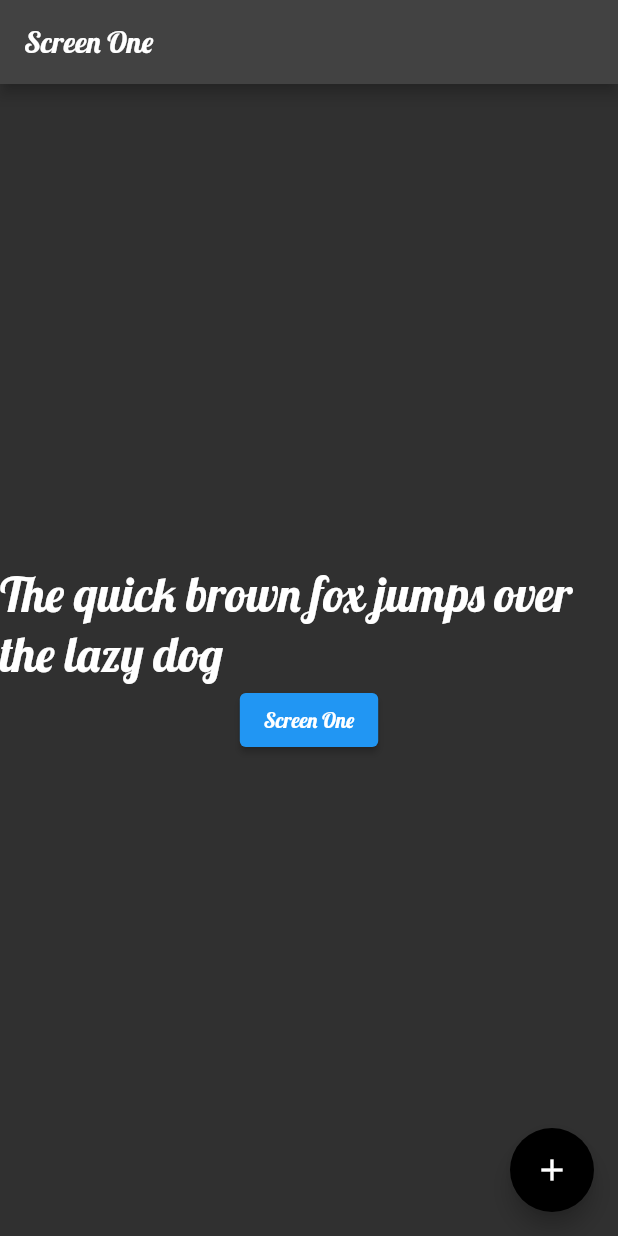
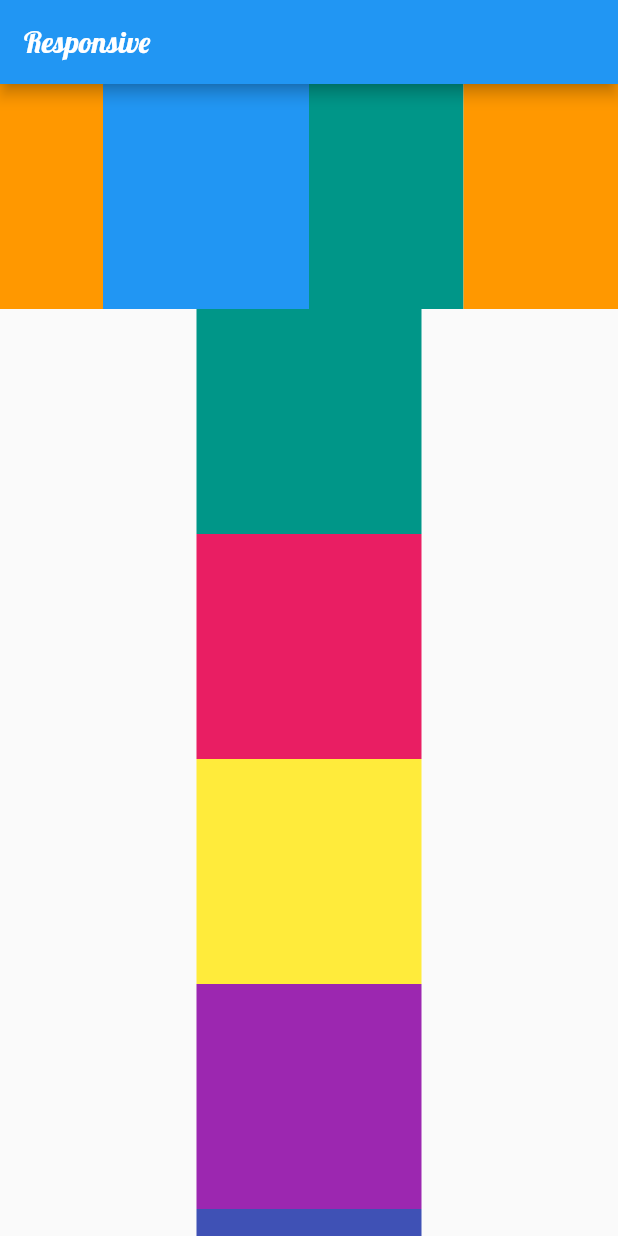
Before and after one commit to jpmehedi/ict-flutter-batch-8, a Flutter app: the screen it shows after launch, on a phone screen of 412 x 824 dp. Run offline on Flutter 3.47's test engine with Material 2 defaults, Android fonts, the phone set to English and light mode, and no system bars.

Commit message:
Responsive

```diff
--- a/lib/main.dart
+++ b/lib/main.dart
@@ -1,4 +1,5 @@
 
+import 'package:demo_project/responsive_screen.dart';
 import 'package:demo_project/screen_three.dart';
 import 'package:demo_project/screen_two.dart';
 import 'package:flutter/material.dart';
@@ -36,10 +37,11 @@ void main() {
         )
 
       ),
-      themeMode: ThemeMode.dark,
+      themeMode: ThemeMode.light,
 
-      initialRoute: ScreenOne.path,
+      initialRoute: ResponsiveScreen.path,
       routes: {
+        ResponsiveScreen.path: (ctx)=> ResponsiveScreen(),
         ScreenOne.path : (ctx)=> ScreenOne(),
         ScreenTwo.path : (ctx)=> ScreenTwo(),
         ScreenThree.path : (ctx)=> ScreenThree(),
--- /dev/null
+++ b/lib/responsive_screen.dart
@@ -0,0 +1,134 @@
+import 'package:flutter/material.dart';
+
+class ResponsiveScreen extends StatelessWidget {
+  static final String path = "ResponsiveScreen";
+  const ResponsiveScreen({ Key? key }) : super(key: key);
+
+  @override
+  Widget build(BuildContext context) {
+    return Scaffold(
+      appBar: AppBar(title: Text("Responsive"),),
+      body: SingleChildScrollView(
+        child: Column(
+          mainAxisSize: MainAxisSize.min,
+          children: [
+           Row(
+             children: [
+               Expanded(
+                 flex: 2,
+                 child: Container(
+                   height: 150,
+                   color: Colors.orange,
+                 ),
+               ),
+              Expanded(
+                flex: 4,
+                child: Container(
+                   height: 150,
+                   color: Colors.blue,
+                 ),
+              ),
+              Expanded(
+                flex: 3,
+                child: Container(
+                   height: 150,
+                   color: Colors.teal,
+                 ),
+              ),
+              Expanded(
+                flex: 3,
+                child: Container(
+                   height: 150,
+                   color: Colors.orange,
+                 ),
+              ),
+             ],
+           ),
+
+            // Row(
+            //   children: [
+            //     Container(
+            //       width: MediaQuery.of(context).size.width / 4,
+            //       height: MediaQuery.of(context).size.height / 4,
+            //       color: Colors.orange,
+            //     ),
+            //    Container(
+            //       width: MediaQuery.of(context).size.width / 4,
+            //       height: MediaQuery.of(context).size.height / 4,
+            //       color: Colors.blue,
+            //     ),
+            //    Container(
+            //       width: MediaQuery.of(context).size.width /4,
+            //       height: MediaQuery.of(context).size.height / 4,
+            //       color: Colors.teal,
+            //     ),
+            //    Container(
+            //       width: MediaQuery.of(context).size.width /4,
+            //       height: MediaQuery.of(context).size.height / 4,
+            //       color: Colors.orange,
+            //     ),
+            //   ],
+            // ),
+            // SingleChildScrollView(
+            //   scrollDirection: Axis.horizontal,
+            //   child: Row(
+            //     children: [
+            //       Container(
+            //         width: 150,
+            //         height: 150,
+            //         color: Colors.orange,
+            //       ),
+            //      Container(
+            //         width: 150,
+            //         height: 150,
+            //         color: Colors.blue,
+            //       ),
+            //      Container(
+            //         width: 150,
+            //         height: 150,
+            //         color: Colors.teal,
+            //       ),
+            //      Container(
+            //         width: 150,
+            //         height: 150,
+            //         color: Colors.orange,
+            //       ),
+            //     ],
+            //   ),
+            // ),
+            Container(
+              width: 150,
+              height: 150,
+              color: Colors.teal,
+            ),
+            Container(
+              width: 150,
+              height: 150,
+              color: Colors.pink,
+            ),
+            Container(
+              width: 150,
+              height: 150,
+              color: Colors.yellow,
+            ),
+            Container(
+              width: 150,
+              height: 150,
+              color: Colors.purple,
+            ),
+            Container(
+              width: 150,
+              height: 150,
+              color: Colors.indigo,
+            ),
+            Container(
+              width: 150,
+              height: 150,
+              color: Colors.orange,
+            )
+          ],
+        ),
+      ),
+    );
+  }
+}
--- a/lib/screen_one.dart
+++ b/lib/screen_one.dart
@@ -27,7 +27,8 @@ class ScreenOne extends StatelessWidget {
 
               },
               child: Text("Screen One")
-       ),
+             ),
+
           ],
         ),
       ),
```
Also changed, not shown: lib/account.dart (added, +45 -0 lines).
